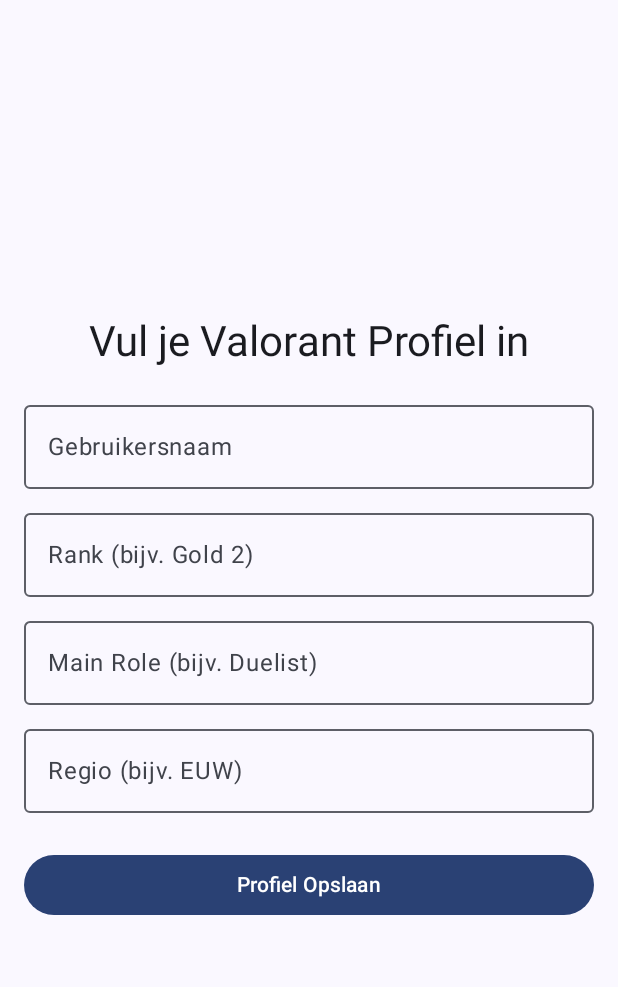
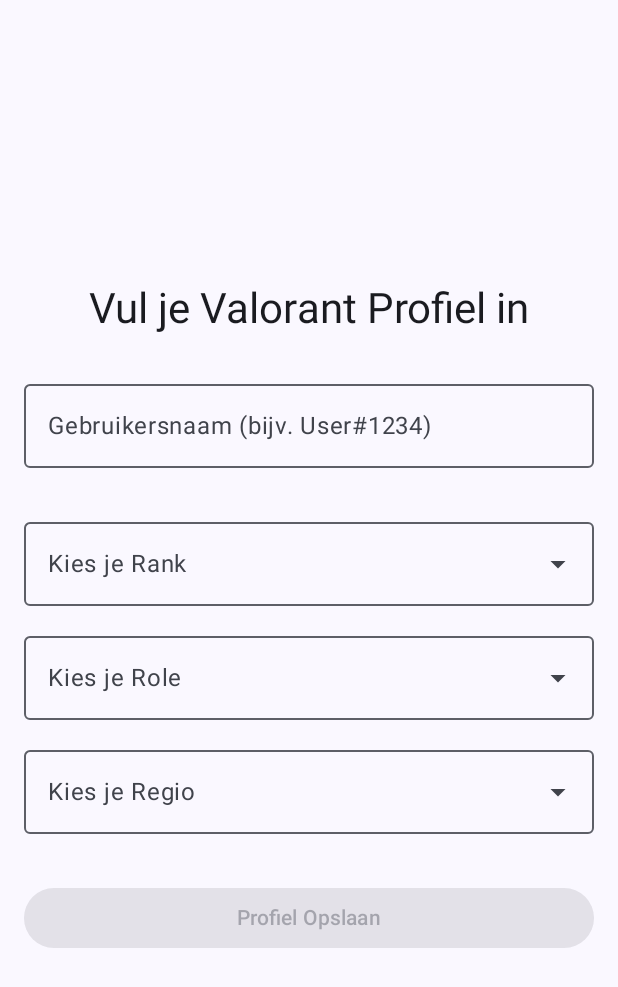
Before and after one commit to miladnnesim/LookingForTeamAndorid, an Android app built with Jetpack Compose: the composable ProfileScreen shown on its own in the app's theme, after a tap on "Maak profiel aan", on a phone screen of 412 x 824 dp. Shown: the top 987 px of the screen. Run offline under Robolectric (Android 15) with nearby library versions, the phone set to English and light mode, and no system bars.

Commit message:
adding dropdown values

```diff
--- a/app/src/main/java/com/ehb/lookingforteam/ui/theme/ProfileScreen.kt
+++ b/app/src/main/java/com/ehb/lookingforteam/ui/theme/ProfileScreen.kt
@@ -1,121 +1,136 @@
 package com.ehb.lookingforteam.ui.theme
 
-
-
 import androidx.compose.foundation.layout.*
-
 import androidx.compose.foundation.rememberScrollState
-
 import androidx.compose.foundation.verticalScroll
-
 import androidx.compose.material3.*
-
 import androidx.compose.runtime.*
-
 import androidx.compose.ui.Alignment
-
 import androidx.compose.ui.Modifier
-
 import androidx.compose.ui.unit.dp
 
-
-
+@OptIn(ExperimentalMaterial3Api::class)
 @Composable
-
 fun ProfileScreen() {
-
     var isEditing by remember { mutableStateOf(false) }
 
+    // State voor de velden
+    var name by remember { mutableStateOf("") }
+    var selectedRank by remember { mutableStateOf("") }
+    var selectedRole by remember { mutableStateOf("") }
+    var selectedRegion by remember { mutableStateOf("") }
 
+    // Opties voor de dropdowns
+    val ranks = listOf("Iron", "Bronze", "Silver", "Gold", "Platinum", "Diamond", "Ascendant", "Immortal", "Radiant")
+    val roles = listOf("Duelist", "Sentinel", "Initiator", "Controller")
+    val regions = listOf("EUW", "NA", "BR", "AP", "KR", "LATAM")
 
-    var name by remember { mutableStateOf("") }
-
-    var rank by remember { mutableStateOf("") }
-
-    var role by remember { mutableStateOf("") }
-
-    var region by remember { mutableStateOf("") }
-
-
+    // Validatie voor de hashtag
+    val isNameValid = name.contains("#") && name.split("#").lastOrNull()?.isNotEmpty() == true
 
     Column(
+        modifier = Modifier
+            .fillMaxSize()
+            .padding(16.dp)
+            .verticalScroll(rememberScrollState()),
+        horizontalAlignment = Alignment.CenterHorizontally,
+        verticalArrangement = Arrangement.Center
+    ) {
+        if (!isEditing) {
+            Button(onClick = { isEditing = true }) {
+                Text("Maak profiel aan")
+            }
+        } else {
+            Text(text = "Vul je Valorant Profiel in", style = MaterialTheme.typography.headlineMedium)
+            Spacer(modifier = Modifier.height(24.dp))
 
-        modifier = Modifier
+            // Username met Hashtag verplichting
+            OutlinedTextField(
+                value = name,
+                onValueChange = { name = it },
+                label = { Text("Gebruikersnaam (bijv. User#1234)") },
+                modifier = Modifier.fillMaxWidth(),
+                isError = name.isNotEmpty() && !isNameValid,
+                supportingText = {
+                    if (name.isNotEmpty() && !isNameValid) {
+                        Text("Vergeet je #ID niet!")
+                    }
+                }
+            )
 
-            .fillMaxSize()
+            Spacer(modifier = Modifier.height(12.dp))
 
-            .padding(16.dp)
-
-            .verticalScroll(rememberScrollState()),
-
-        horizontalAlignment = Alignment.CenterHorizontally,
-
-        verticalArrangement = Arrangement.Center
-
-    ) {
-
-        if (!isEditing) {
-
-            Button(onClick = { isEditing = true }) {
-
-                Text("Maak profiel aan")
-
+            // Rank Dropdown
+            CustomDropdownMenu(label = "Kies je Rank", options = ranks, selectedOption = selectedRank) {
+                selectedRank = it
             }
 
-        } else {
+            Spacer(modifier = Modifier.height(12.dp))
 
-// De invoervelden verschijnen "daarna"
+            // Role Dropdown
+            CustomDropdownMenu(label = "Kies je Role", options = roles, selectedOption = selectedRole) {
+                selectedRole = it
+            }
 
-            Text(text = "Vul je Valorant Profiel in", style = MaterialTheme.typography.headlineMedium)
+            Spacer(modifier = Modifier.height(12.dp))
 
-            Spacer(modifier = Modifier.height(16.dp))
+            // Region Dropdown
+            CustomDropdownMenu(label = "Kies je Regio", options = regions, selectedOption = selectedRegion) {
+                selectedRegion = it
+            }
 
-
-
-            OutlinedTextField(value = name, onValueChange = { name = it }, label = { Text("Gebruikersnaam") }, modifier = Modifier.fillMaxWidth())
-
-            Spacer(modifier = Modifier.height(8.dp))
-
-
-
-            OutlinedTextField(value = rank, onValueChange = { rank = it }, label = { Text("Rank (bijv. Gold 2)") }, modifier = Modifier.fillMaxWidth())
-
-            Spacer(modifier = Modifier.height(8.dp))
-
-
-
-            OutlinedTextField(value = role, onValueChange = { role = it }, label = { Text("Main Role (bijv. Duelist)") }, modifier = Modifier.fillMaxWidth())
-
-            Spacer(modifier = Modifier.height(8.dp))
-
-
-
-            OutlinedTextField(value = region, onValueChange = { region = it }, label = { Text("Regio (bijv. EUW)") }, modifier = Modifier.fillMaxWidth())
-
-
-
-            Spacer(modifier = Modifier.height(24.dp))
-
-
+            Spacer(modifier = Modifier.height(32.dp))
 
             Button(
+                onClick = { isEditing = false },
+                modifier = Modifier.fillMaxWidth(),
+                enabled = isNameValid && selectedRank.isNotEmpty() && selectedRole.isNotEmpty() && selectedRegion.isNotEmpty()
+            ) {
+                Text("Profiel Opslaan")
+            }
+        }
+    }
+}
 
-                onClick = {
+@OptIn(ExperimentalMaterial3Api::class)
+@Composable
+fun CustomDropdownMenu(
+    label: String,
+    options: List<String>,
+    selectedOption: String,
+    onOptionSelected: (String) -> Unit
+) {
+    var expanded by remember { mutableStateOf(false) }
 
-                    isEditing = false
+    ExposedDropdownMenuBox(
+        expanded = expanded,
+        onExpandedChange = { expanded = !expanded },
+        modifier = Modifier.fillMaxWidth()
+    ) {
+        OutlinedTextField(
+            value = selectedOption,
+            onValueChange = {},
+            readOnly = true, // Zorgt dat je niet zelf kunt typen
+            label = { Text(label) },
+            trailingIcon = { ExposedDropdownMenuDefaults.TrailingIcon(expanded = expanded) },
+            colors = ExposedDropdownMenuDefaults.outlinedTextFieldColors(),
+            modifier = Modifier.menuAnchor().fillMaxWidth()
+        )
 
-                },
-
-                modifier = Modifier.fillMaxWidth()
-
-            ) {
-
-                Text("Profiel Opslaan")
-
+        ExposedDropdownMenu(
+            expanded = expanded,
+            onDismissRequest = { expanded = false }
+        ) {
+            options.forEach { option ->
+                DropdownMenuItem(
+                    text = { Text(option) },
+                    onClick = {
+                        onOptionSelected(option)
+                        expanded = false
+                    },
+                    contentPadding = ExposedDropdownMenuDefaults.ItemContentPadding
+                )
             }
-
         }
-
     }
-
 }
```
